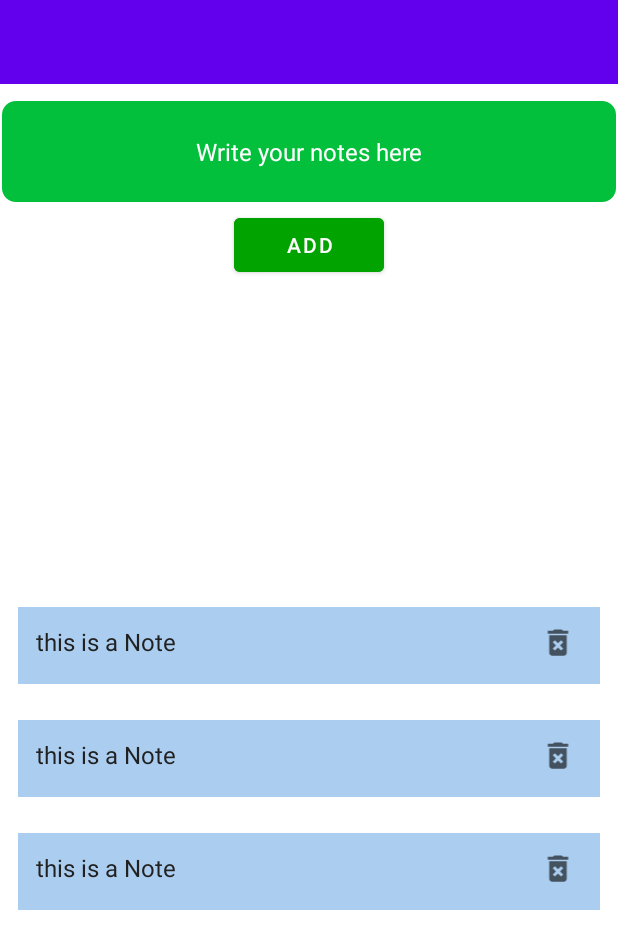
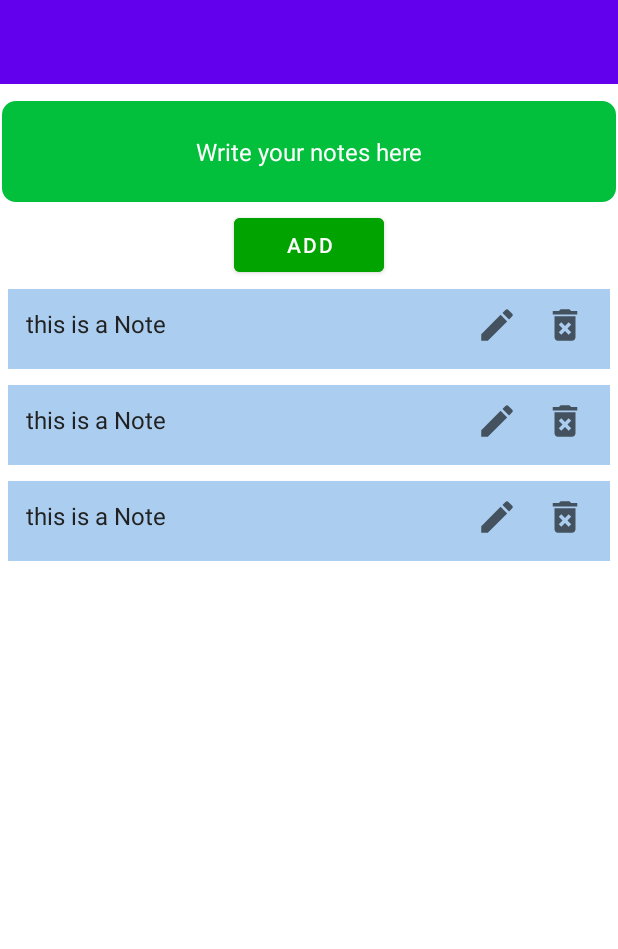
Before and after one commit to janakbist/Todo-App, an Android app: the layout activity_main.xml on its own in the app's theme, with its tools: preview values and no code run, on a phone screen of 412 x 824 dp. Shown: the top 949 px of the screen. Run offline under Robolectric (Android 15) with nearby library versions, the phone set to English and light mode, and no system bars.

Commit message:
Update Note Completed

```diff
--- a/app/src/main/AndroidManifest.xml
+++ b/app/src/main/AndroidManifest.xml
@@ -9,7 +9,9 @@
         android:roundIcon="@mipmap/ic_launcher_round"
         android:supportsRtl="true"
         android:theme="@style/Theme.TodoApplication">
-
+        <activity
+            android:name=".update.UpdateActivity"
+            android:exported="false" />
         <activity
             android:name=".MainActivity"
             android:exported="true">
--- a/app/src/main/java/com/example/todoapplication/room/NoteRepository.kt
+++ b/app/src/main/java/com/example/todoapplication/room/NoteRepository.kt
@@ -11,4 +11,7 @@ class NoteRepository(private  val noteDao: NoteDao) {
     suspend fun delete(note:Note) {
         noteDao.delete(note)
     }
+    suspend fun update(note: Note) {
+        noteDao.update(note)
+    }
 }
--- a/app/src/main/res/layout/activity_main.xml
+++ b/app/src/main/res/layout/activity_main.xml
@@ -51,11 +51,17 @@
     <androidx.recyclerview.widget.RecyclerView
         android:id="@+id/recyclerView"
         android:layout_width="match_parent"
-        app:layout_constraintTop_toBottomOf="@+id/addButton"
         android:layout_height="wrap_content"
         app:layout_constrainedHeight="true"
+        app:layout_constraintLeft_toLeftOf="parent"
+        app:layout_constraintRight_toRightOf="parent"
         app:layout_constraintBottom_toBottomOf="parent"
-        tools:listitem="@layout/item_note"/>
+        app:layout_constraintEnd_toEndOf="parent"
+        app:layout_constraintHorizontal_bias="1.0"
+        app:layout_constraintStart_toStartOf="parent"
+        app:layout_constraintTop_toBottomOf="@+id/addButton"
+        app:layout_constraintVertical_bias="0.0"
+        tools:listitem="@layout/item_note" />
 
 
 </androidx.constraintlayout.widget.ConstraintLayout>
--- a/app/src/main/res/layout/item_note.xml
+++ b/app/src/main/res/layout/item_note.xml
@@ -3,7 +3,7 @@
     android:layout_width="match_parent"
     android:layout_height="wrap_content"
     xmlns:app="http://schemas.android.com/apk/res-auto"
-    android:layout_margin="12dp"
+    android:layout_margin="5dp"
     android:background="#abcdef">
 
     <TextView
@@ -19,10 +19,20 @@
         android:textColor="#212121"/>
     <ImageView
         android:id="@+id/deleteButton"
-        android:layout_width="wrap_content"
-        android:layout_height="wrap_content"
+        android:layout_width="60dp"
+        android:layout_height="60dp"
         android:padding="16dp"
         android:src="@drawable/deleteicon"
+        app:layout_constraintTop_toTopOf="@+id/text"
+        app:layout_constraintBottom_toBottomOf="@+id/text"
+        app:layout_constraintRight_toRightOf="parent"/>
+    <ImageView
+        android:id="@+id/editBtnClick"
+        android:layout_width="60dp"
+        android:layout_height="60dp"
+        android:padding="16dp"
+        android:layout_marginRight="45dp"
+        android:src="@drawable/editicon"
         app:layout_constraintTop_toTopOf="@+id/text"
         app:layout_constraintBottom_toBottomOf="@+id/text"
         app:layout_constraintRight_toRightOf="parent"/>
```
Also changed, not shown: app/src/main/java/com/example/todoapplication/MainActivity.kt (+11 -6 lines), app/src/main/java/com/example/todoapplication/adapter/NotesRVAdapter.kt (+47 -9 lines), app/src/main/java/com/example/todoapplication/room/Note.kt (+4 -3 lines), app/src/main/java/com/example/todoapplication/room/NoteViewModel.kt (+7 -2 lines), app/src/main/java/com/example/todoapplication/update/UpdateFragment.kt (deleted, +0 -21 lines), app/src/main/res/layout/activity_update.xml (added, +27 -0 lines), app/src/main/res/layout/fragment_update.xml (deleted, +0 -35 lines).
